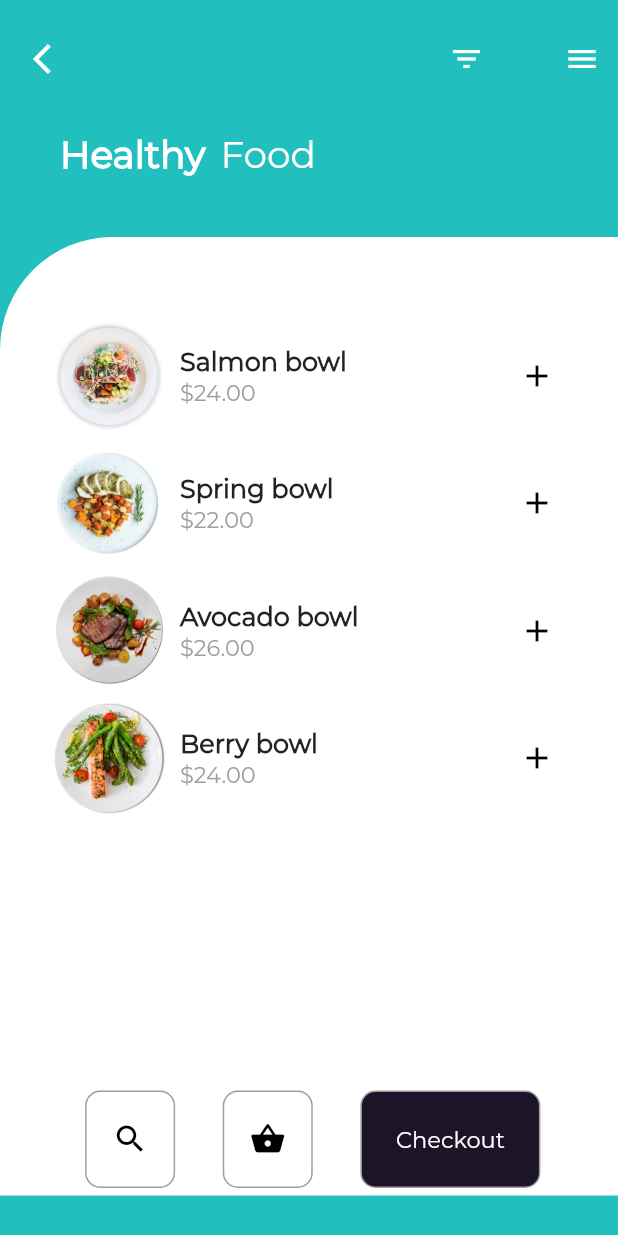
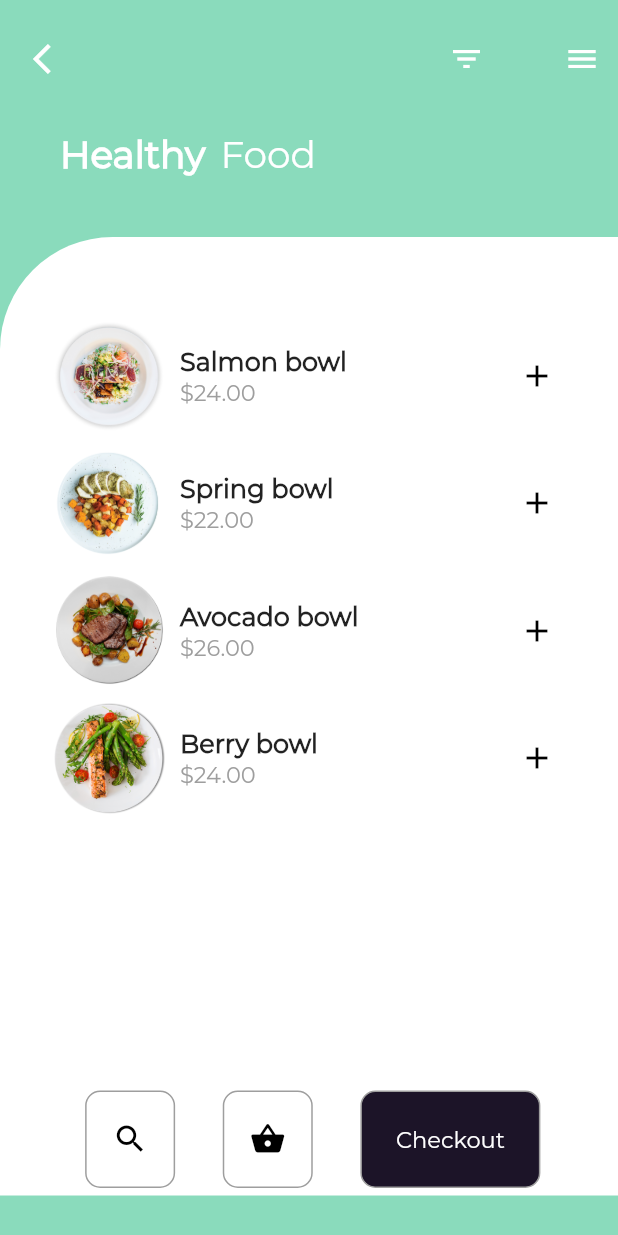
Before and after one commit to Edivri/curvedUI, a Flutter app: the screen it shows after launch, on a phone screen of 412 x 824 dp. Run offline on Flutter 3.47's test engine with Material 2 defaults, Android fonts, the phone set to English and light mode, and no system bars; project files that could hold a hidden picture were left out.

Commit message:
Second Commit

```diff
--- a/lib/main.dart
+++ b/lib/main.dart
@@ -23,7 +23,7 @@ class _MyHomePageState extends State<MyHomePage> {
   @override
   Widget build(BuildContext context) {
     return Scaffold(
-      backgroundColor: Color(0xFF21BFBD),
+      backgroundColor: Color(0x8F2FBF88),
       body: ListView(
         children: <Widget>[
           Padding(
```
Also changed, not shown: 4 other files.
